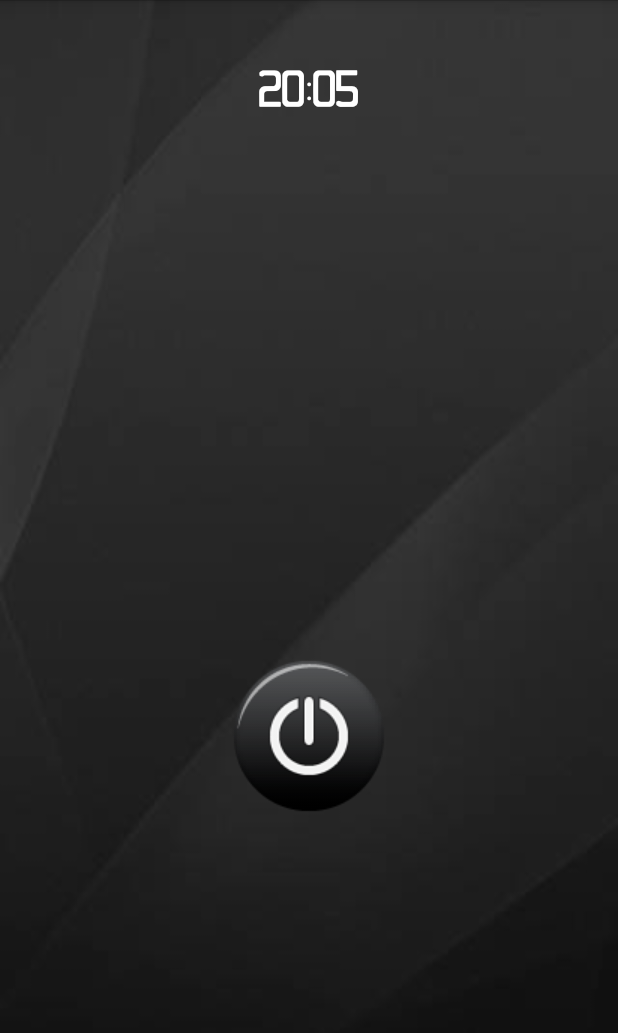
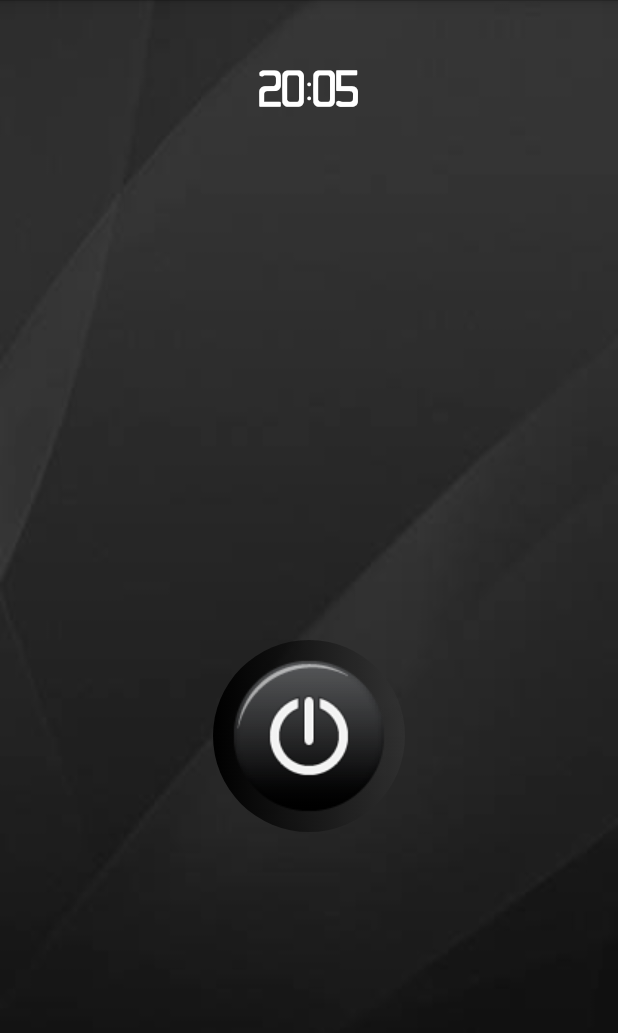
Before and after one commit to amikoj/FlashLight, an Android app: the screen it shows after launch (MainActivity), on a phone screen of 412 x 824 dp. Shown: the top 1033 px of the screen. Run offline under Robolectric (Android 15) with nearby library versions, the phone set to English and light mode, and no system bars.

Commit message:
适配android 6以下版本.

```diff
--- a/app/src/main/AndroidManifest.xml
+++ b/app/src/main/AndroidManifest.xml
@@ -6,6 +6,7 @@
     <uses-permission android:name="android.permission.FLASHLIGHT" />
     <uses-permission android:name="android.permission.CAMERA"/>
     <uses-feature android:name="android.hardware.camera" />
+    <uses-feature android:name="android.hardware.camera.autofocus" />
 
 
 
--- /dev/null
+++ b/app/src/main/res/drawable/power_selector.xml
@@ -0,0 +1,91 @@
+<?xml version="1.0" encoding="utf-8"?>
+<selector xmlns:android="http://schemas.android.com/apk/res/android">
+
+
+
+    <!--<item android:state_selected="true">-->
+        <!--<shape android:shape="oval">-->
+            <!--<gradient android:angle="45"-->
+                <!--android:endColor="#FFF"-->
+                <!--android:centerColor="#aaa"-->
+                <!--android:startColor="#000" />-->
+            <!--&lt;!&ndash;<size android:height="120dp" android:width="120dp" />&ndash;&gt;-->
+        <!--</shape>-->
+    <!--</item>-->
+    <item android:state_pressed="true">
+        <shape android:shape="oval">
+
+
+            <gradient
+                android:angle="0"
+                android:endColor="#888"
+                android:startColor="#C6CFCE"
+              />
+            <!--<size android:height="120dp" android:width="120dp" />-->
+        </shape>
+    </item>
+    <item>
+        <shape android:shape="oval">
+            <gradient
+                android:angle="0"
+                android:endColor="#4444"
+                android:startColor="#000"  />
+            <!--<size android:height="120dp" android:width="120dp" />-->
+        </shape>
+    </item>
+
+
+
+
+
+
+
+
+
+
+
+
+
+
+
+
+
+    <!--<item-->
+        <!--android:state_pressed="true"-->
+        <!--android:drawable="@drawable/power"-->
+        <!--&gt;-->
+
+        <!--<shape>-->
+
+            <!--<size android:height="80dp"-->
+                <!--android:width="80dp"/>-->
+
+        <!--</shape>-->
+
+   <!--</item>-->
+
+    <!--<item-->
+        <!--android:state_pressed="false"-->
+        <!--android:drawable="@drawable/power"-->
+        <!--&gt;-->
+        <!--<shape>-->
+
+            <!--<size android:height="120dp"-->
+                <!--android:width="120dp"/>-->
+
+        <!--</shape>-->
+
+
+    <!--</item>-->
+
+    <!--<item android:drawable="@drawable/power">-->
+        <!--<shape>-->
+
+            <!--<size android:height="120dp"-->
+                <!--android:width="120dp"/>-->
+
+        <!--</shape>-->
+
+        <!--</item>-->
+
+</selector>
--- a/app/src/main/res/layout/activity_main.xml
+++ b/app/src/main/res/layout/activity_main.xml
@@ -75,6 +75,7 @@
 
         <ImageView
             android:id="@+id/switcher"
+            android:background="@drawable/power_selector"
             android:src="@drawable/power"
             android:onClick="click"
             android:layout_width="wrap_content"
```
Also changed, not shown: app/src/main/java/enjoytoday/com/MainActivity.java (+15 -7 lines), app/src/main/java/enjoytoday/com/control/ControlUtils2.java (+53 -25 lines), app/src/main/res/drawable/ic_launcher.png (added), app/src/main/res/drawable/power_smaller.png (added), app/src/main/res/drawable/test.png (added), 2 other files.
